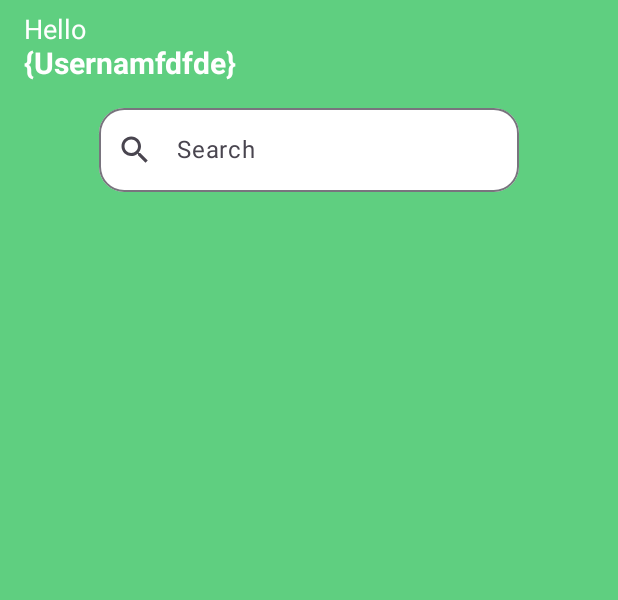
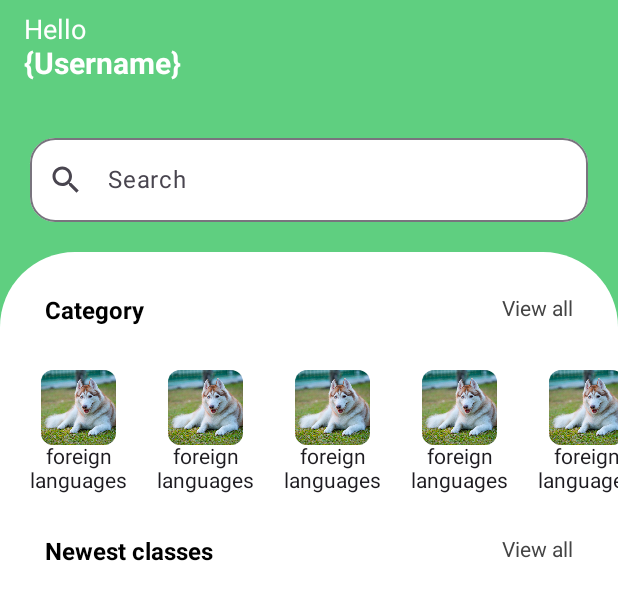
Before and after one commit to H1eu69/GiaSu, an Android app built with Jetpack Compose: the @Preview function HomeScreen, on a phone screen of 412 x 824 dp. Shown: the top 600 px of the screen. Run offline under Robolectric (Android 15) with nearby library versions, the phone set to English and light mode, and no system bars.

Commit message:
add subject category item

```diff
--- a/build.gradle
+++ b/build.gradle
@@ -1,6 +1,6 @@
 // Top-level build file where you can add configuration options common to all sub-projects/modules.
 plugins {
-    id 'com.android.application' version '8.1.0' apply false
-    id 'com.android.library' version '8.1.0' apply false
-    id 'org.jetbrains.kotlin.android' version '1.7.20' apply false
+    id 'com.android.application' version '8.1.1' apply false
+    id 'com.android.library' version '8.1.1' apply false
+    id 'org.jetbrains.kotlin.android' version '1.9.0' apply false
 }
--- a/presentation/build.gradle
+++ b/presentation/build.gradle
@@ -37,7 +37,7 @@ android {
         compose true
     }
     composeOptions {
-        kotlinCompilerExtensionVersion '1.3.2'
+        kotlinCompilerExtensionVersion = "1.5.1"
     }
     packagingOptions {
         resources {
@@ -49,7 +49,7 @@ android {
 dependencies {
     def nav_version = "2.7.0"
 
-    //JP Compose
+    //Navigation Compose
     implementation "androidx.navigation:navigation-compose:$nav_version"
 
     implementation 'androidx.core:core-ktx:1.8.0'
--- /dev/null
+++ b/presentation/src/main/java/com/projectprovip/h1eu/giasu/ui/composes/SubjectCategoryItem.kt
@@ -0,0 +1,39 @@
+package com.projectprovip.h1eu.giasu.ui.composes
+
+import androidx.compose.foundation.Image
+import androidx.compose.foundation.border
+import androidx.compose.foundation.layout.Column
+import androidx.compose.foundation.layout.IntrinsicSize
+import androidx.compose.foundation.layout.height
+import androidx.compose.foundation.layout.width
+import androidx.compose.foundation.shape.RoundedCornerShape
+import androidx.compose.material3.Text
+import androidx.compose.runtime.Composable
+import androidx.compose.ui.Alignment
+import androidx.compose.ui.Modifier
+import androidx.compose.ui.draw.clip
+import androidx.compose.ui.res.painterResource
+import androidx.compose.ui.text.style.TextAlign
+import androidx.compose.ui.tooling.preview.Preview
+import androidx.compose.ui.unit.dp
+import com.projectprovip.h1eu.giasu.R
+
+@Composable
+@Preview
+fun SubjectCategoryItem() {
+    Column(
+        horizontalAlignment = Alignment.CenterHorizontally,
+        modifier = Modifier.width(IntrinsicSize.Min)
+    ) {
+        Image(painter = painterResource(id = R.drawable.cho),
+            contentDescription = "",
+            modifier = Modifier
+                .width(50.dp)
+                .height(50.dp)
+                .clip(RoundedCornerShape(8.dp))
+        )
+        Text(text = "foreign languages",
+            textAlign = TextAlign.Center)
+    }
+
+}
--- a/presentation/src/main/java/com/projectprovip/h1eu/giasu/view/screens/home/HomeScreen.kt
+++ b/presentation/src/main/java/com/projectprovip/h1eu/giasu/view/screens/home/HomeScreen.kt
@@ -1,11 +1,20 @@
 package com.projectprovip.h1eu.giasu.view.screens.home
 
+import androidx.compose.foundation.background
+import androidx.compose.foundation.border
 import androidx.compose.foundation.layout.Arrangement
+import androidx.compose.foundation.layout.BoxWithConstraints
 import androidx.compose.foundation.layout.Column
+import androidx.compose.foundation.layout.PaddingValues
+import androidx.compose.foundation.layout.Row
 import androidx.compose.foundation.layout.Spacer
 import androidx.compose.foundation.layout.fillMaxSize
+import androidx.compose.foundation.layout.fillMaxWidth
+import androidx.compose.foundation.layout.height
 import androidx.compose.foundation.layout.padding
 import androidx.compose.foundation.layout.width
+import androidx.compose.foundation.lazy.LazyRow
+import androidx.compose.foundation.lazy.items
 import androidx.compose.foundation.shape.RoundedCornerShape
 import androidx.compose.foundation.text.BasicTextField
 import androidx.compose.material.icons.Icons
@@ -20,9 +29,14 @@ import androidx.compose.material3.TopAppBar
 import androidx.compose.material3.TopAppBarColors
 import androidx.compose.material3.TopAppBarDefaults
 import androidx.compose.runtime.Composable
+import androidx.compose.runtime.mutableStateOf
+import androidx.compose.runtime.remember
 import androidx.compose.ui.Alignment
 import androidx.compose.ui.Modifier
+import androidx.compose.ui.draw.clip
+import androidx.compose.ui.draw.clipToBounds
 import androidx.compose.ui.graphics.Color
+import androidx.compose.ui.graphics.RectangleShape
 import androidx.compose.ui.text.TextStyle
 import androidx.compose.ui.text.font.Font
 import androidx.compose.ui.text.font.FontFamily
@@ -31,14 +45,17 @@ import androidx.compose.ui.tooling.preview.Preview
 import androidx.compose.ui.unit.dp
 import androidx.compose.ui.unit.sp
 import com.projectprovip.h1eu.giasu.R
+import com.projectprovip.h1eu.giasu.ui.composes.SubjectCategoryItem
 import com.projectprovip.h1eu.giasu.ui.theme.primaryColor
 
 @OptIn(ExperimentalMaterial3Api::class)
 @Composable
 @Preview
 fun HomeScreen() {
+    val searchTextField = remember {
+        mutableStateOf("")
+    }
     Scaffold(
-        containerColor = primaryColor,
         topBar = {
             TopAppBar(
                 colors = TopAppBarDefaults.largeTopAppBarColors(
@@ -55,7 +72,7 @@ fun HomeScreen() {
                             )
                         )
                         Text(
-                            text = "{Usernamfdfde}",
+                            text = "{Username}",
                             style = TextStyle(
                                 fontWeight = FontWeight.Bold,
                                 color = Color.White,
@@ -70,11 +87,18 @@ fun HomeScreen() {
     ) {
         Column(
             Modifier
+                .background(primaryColor)
                 .padding(it)
-                .fillMaxSize(),
-        horizontalAlignment = Alignment.CenterHorizontally,
-        verticalArrangement = Arrangement.Top) {
-            OutlinedTextField(value = "",
+                .fillMaxSize() ,
+            horizontalAlignment = Alignment.CenterHorizontally,
+            verticalArrangement = Arrangement.Top
+        ) {
+            OutlinedTextField(
+                modifier = Modifier
+                    .padding(20.dp)
+                    .fillMaxWidth(),
+                value = searchTextField.value,
+                singleLine = true,
                 leadingIcon = {
                     Icon(Icons.Default.Search, "")
                 },
@@ -84,10 +108,81 @@ fun HomeScreen() {
                 shape = RoundedCornerShape(30),
                 colors = TextFieldDefaults.outlinedTextFieldColors(
                     containerColor = Color.White,
+                    focusedLabelColor = Color.Blue,
+                    focusedBorderColor = Color.Blue,
+                    focusedLeadingIconColor = Color.Blue
                 ),
                 onValueChange = {
-
-            })
+                    searchTextField.value = it
+                })
+            Column(
+                modifier = Modifier
+                    .fillMaxSize()
+                    .background(Color.White, RoundedCornerShape(topStart = 50.dp, topEnd = 50.dp))
+            ) {
+                Row(
+                    Modifier
+                        .padding(30.dp)
+                        .fillMaxWidth(),
+                    horizontalArrangement = Arrangement.SpaceBetween
+                ) {
+                    Text(
+                        text = "Category",
+                        style = TextStyle(
+                            fontWeight = FontWeight.Bold,
+                            color = Color.Black,
+                            fontSize = 16.sp,
+                            fontFamily = FontFamily.SansSerif
+                        )
+                    )
+                    Text(
+                        text = "View all",
+                        style = TextStyle(
+                            fontWeight = FontWeight.Normal,
+                            color = Color.DarkGray,
+                            fontSize = 14.sp,
+                            fontFamily = FontFamily.SansSerif
+                        )
+                    )
+                }
+                Spacer(modifier = Modifier.height(0.dp))
+                val list = listOf<Int>(1,2,3,4,5,5,5,5,5,55,5,5)
+                LazyRow(
+                    Modifier.fillMaxWidth(),
+                    userScrollEnabled = true,
+                    horizontalArrangement = Arrangement.spacedBy(20.dp),
+                    contentPadding = PaddingValues(start = 20.dp, end = 20.dp),
+                ){
+                    items(list.size) {
+                        SubjectCategoryItem()
+                    }
+                }
+                Row(
+                    Modifier
+                        .padding(30.dp)
+                        .fillMaxWidth(),
+                    horizontalArrangement = Arrangement.SpaceBetween
+                ) {
+                    Text(
+                        text = "Newest classes",
+                        style = TextStyle(
+                            fontWeight = FontWeight.Bold,
+                            color = Color.Black,
+                            fontSize = 16.sp,
+                            fontFamily = FontFamily.SansSerif
+                        )
+                    )
+                    Text(
+                        text = "View all",
+                        style = TextStyle(
+                            fontWeight = FontWeight.Normal,
+                            color = Color.DarkGray,
+                            fontSize = 14.sp,
+                            fontFamily = FontFamily.SansSerif
+                        )
+                    )
+                }
+            }
         }
     }
 }
```
Also changed, not shown: presentation/src/main/res/drawable/cho.png (added).
